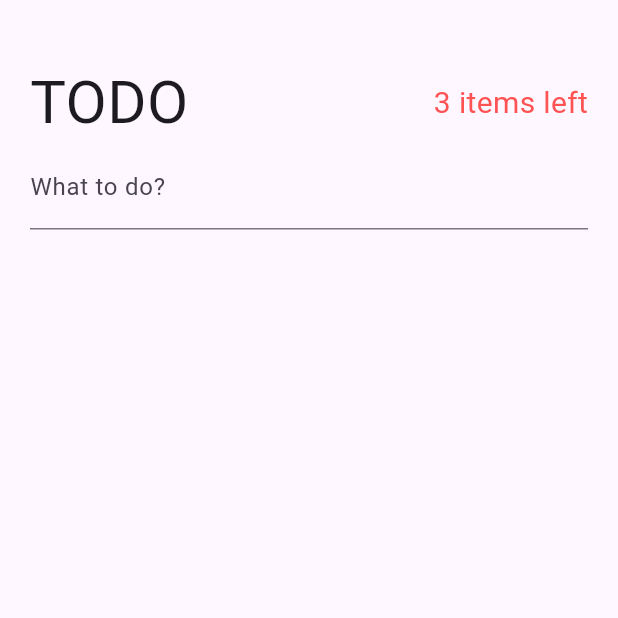
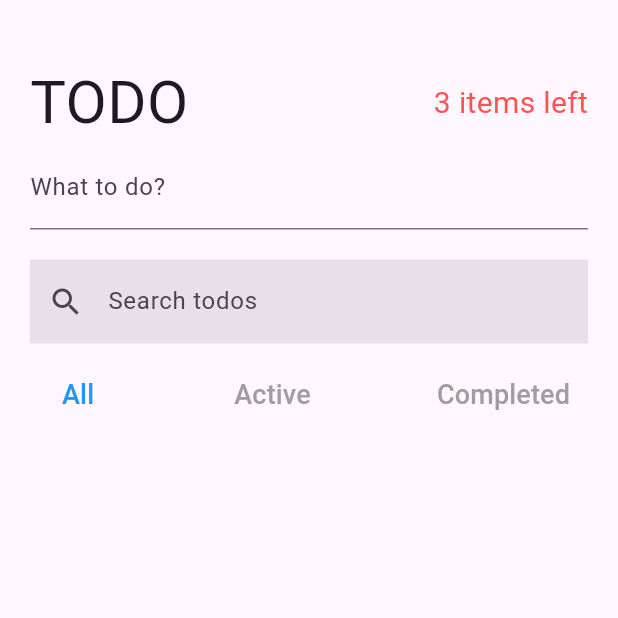
Before and after one commit to lightlitebug/todo_provider, a Flutter app: the screen it shows after launch, on a phone screen of 412 x 824 dp, the top half of it. Run offline on Flutter 3.47's test engine with Material 3 defaults, Android fonts, the phone set to English and light mode, and no system bars; our stand-ins replace equatable.

Commit message:
ShowAndFilterTodo widget

```diff
--- a/lib/pages/todos_page.dart
+++ b/lib/pages/todos_page.dart
@@ -1,6 +1,7 @@
 import 'package:flutter/material.dart';
 import 'package:provider/provider.dart';
 
+import '../models/todo_model.dart';
 import '../providers/providers.dart';
 
 class TodosPage extends StatefulWidget {
@@ -25,6 +26,8 @@ class _TodosPageState extends State<TodosPage> {
               children: [
                 TodoHeader(),
                 CreateTodo(),
+                SizedBox(height: 20.0),
+                SearchAndFilterTodo(),
               ],
             ),
           ),
@@ -88,3 +91,61 @@ class _CreateTodoState extends State<CreateTodo> {
     );
   }
 }
+
+class SearchAndFilterTodo extends StatelessWidget {
+  const SearchAndFilterTodo({super.key});
+
+  @override
+  Widget build(BuildContext context) {
+    return Column(
+      children: [
+        TextField(
+          decoration: const InputDecoration(
+            labelText: 'Search todos',
+            border: InputBorder.none,
+            filled: true,
+            prefixIcon: Icon(Icons.search),
+          ),
+          onChanged: (String? newSearchTerm) {
+            if (newSearchTerm != null) {
+              context.read<TodoSearch>().setSearchTerm(newSearchTerm);
+            }
+          },
+        ),
+        const SizedBox(height: 10.0),
+        Row(
+          mainAxisAlignment: MainAxisAlignment.spaceBetween,
+          children: [
+            filterButton(context, Filter.all),
+            filterButton(context, Filter.active),
+            filterButton(context, Filter.completed),
+          ],
+        ),
+      ],
+    );
+  }
+
+  Widget filterButton(BuildContext context, Filter filter) {
+    return TextButton(
+      onPressed: () {
+        context.read<TodoFilter>().changeFilter(filter);
+      },
+      child: Text(
+        filter == Filter.all
+            ? 'All'
+            : filter == Filter.active
+                ? 'Active'
+                : 'Completed',
+        style: TextStyle(
+          fontSize: 18.0,
+          color: textColor(context, filter),
+        ),
+      ),
+    );
+  }
+
+  Color textColor(BuildContext context, Filter filter) {
+    final currentFilter = context.watch<TodoFilter>().state.filter;
+    return currentFilter == filter ? Colors.blue : Colors.grey;
+  }
+}
```
